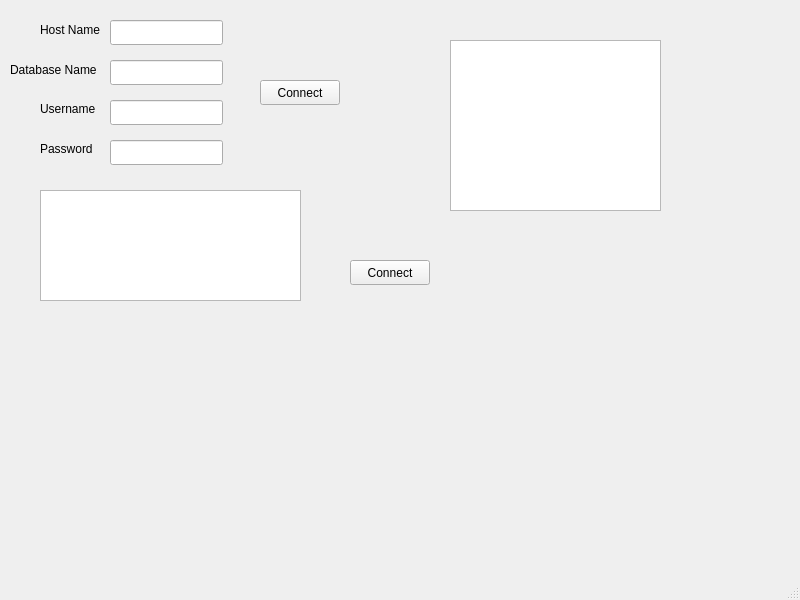
Old version of the form mainwindow.ui in the repository JonRackler/IMS_Client.
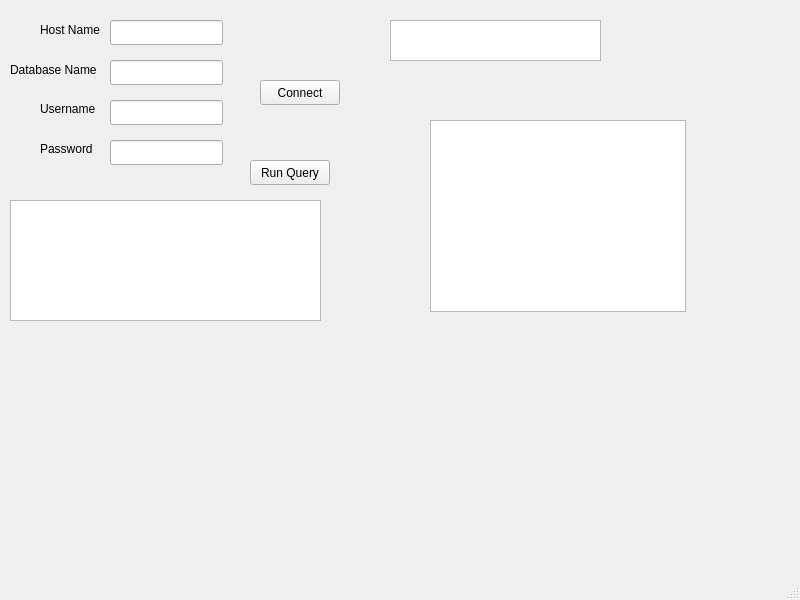
New version of the form.

Commit message: Adds query box and output table view

```diff
--- a/mainwindow.ui
+++ b/mainwindow.ui
@@ -57,10 +57,10 @@
    <widget class="QTextEdit" name="output_TE">
     <property name="geometry">
      <rect>
-      <x>450</x>
-      <y>40</y>
+      <x>390</x>
+      <y>20</y>
       <width>211</width>
-      <height>171</height>
+      <height>41</height>
      </rect>
     </property>
    </widget>
@@ -129,27 +129,37 @@
      <string>Password</string>
     </property>
    </widget>
-   <widget class="QTextEdit" name="query_TE">
-    <property name="geometry">
-     <rect>
-      <x>40</x>
-      <y>190</y>
-      <width>261</width>
-      <height>111</height>
-     </rect>
-    </property>
-   </widget>
    <widget class="QPushButton" name="queryButton">
     <property name="geometry">
      <rect>
-      <x>350</x>
-      <y>260</y>
+      <x>250</x>
+      <y>160</y>
       <width>80</width>
       <height>25</height>
      </rect>
     </property>
     <property name="text">
-     <string>Connect</string>
+     <string>Run Query</string>
+    </property>
+   </widget>
+   <widget class="QTextEdit" name="query_TE">
+    <property name="geometry">
+     <rect>
+      <x>10</x>
+      <y>200</y>
+      <width>311</width>
+      <height>121</height>
+     </rect>
+    </property>
+   </widget>
+   <widget class="QTableView" name="query_TV">
+    <property name="geometry">
+     <rect>
+      <x>430</x>
+      <y>120</y>
+      <width>256</width>
+      <height>192</height>
+     </rect>
     </property>
    </widget>
   </widget>
```
The commit also changes 2 other files.
